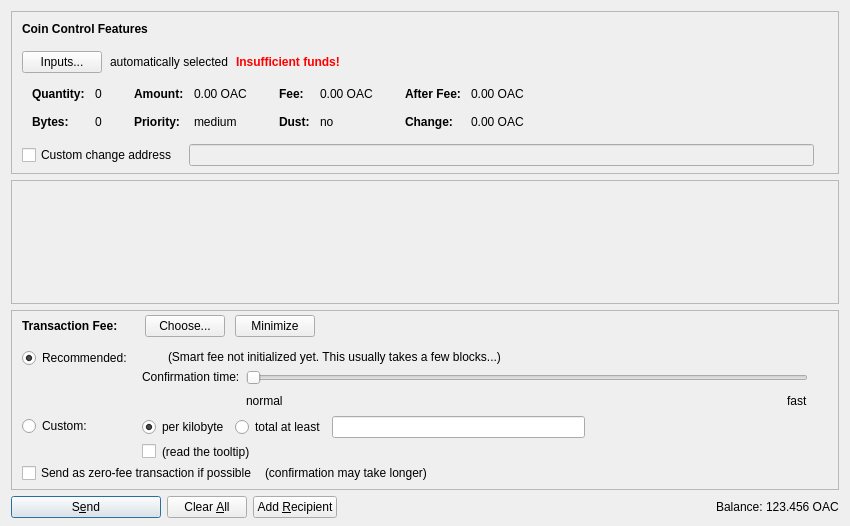
Qt form src/qt/forms/sendcoinsdialog.ui (outastracoin-project/outastracoin) before a commit.
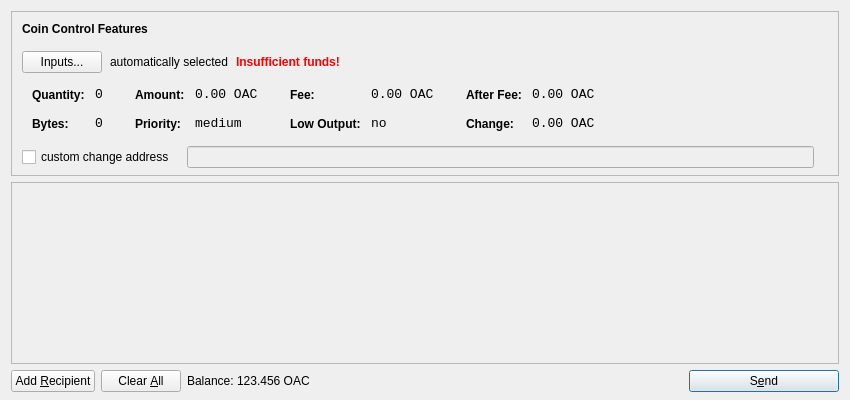
The same form after that commit. Icons and pictures are not drawn. Custom widgets are drawn as their Qt base class.

```diff
--- a/src/qt/forms/sendcoinsdialog.ui
+++ b/src/qt/forms/sendcoinsdialog.ui
@@ -7,13 +7,13 @@
     <x>0</x>
     <y>0</y>
     <width>850</width>
-    <height>526</height>
+    <height>400</height>
    </rect>
   </property>
   <property name="windowTitle">
    <string>Send Coins</string>
   </property>
-  <layout class="QVBoxLayout" name="verticalLayout" stretch="0,1,0,0">
+  <layout class="QVBoxLayout" name="verticalLayout" stretch="0,1,0">
    <property name="bottomMargin">
     <number>8</number>
    </property>
@@ -39,7 +39,7 @@
      </property>
      <layout class="QVBoxLayout" name="verticalLayoutCoinControl2">
       <property name="spacing">
-       <number>0</number>
+       <number>6</number>
       </property>
       <property name="leftMargin">
        <number>0</number>
@@ -109,9 +109,6 @@
             <property name="text">
              <string>Inputs...</string>
             </property>
-            <property name="autoDefault">
-             <bool>false</bool>
-            </property>
            </widget>
           </item>
           <item>
@@ -176,16 +173,7 @@
            <string notr="true"/>
           </property>
           <layout class="QHBoxLayout" name="horizontalLayoutCoinControl5">
-           <property name="leftMargin">
-            <number>0</number>
-           </property>
-           <property name="topMargin">
-            <number>0</number>
-           </property>
-           <property name="rightMargin">
-            <number>0</number>
-           </property>
-           <property name="bottomMargin">
+           <property name="margin">
             <number>0</number>
            </property>
            <item>
@@ -218,11 +206,8 @@
                </property>
                <item row="0" column="0">
                 <widget class="QLabel" name="labelCoinControlQuantityText">
-                 <property name="font">
-                  <font>
-                   <weight>75</weight>
-                   <bold>true</bold>
-                  </font>
+                 <property name="styleSheet">
+                  <string notr="true">font-weight:bold;</string>
                  </property>
                  <property name="text">
                   <string>Quantity:</string>
@@ -234,6 +219,12 @@
                </item>
                <item row="0" column="1">
                 <widget class="QLabel" name="labelCoinControlQuantity">
+                 <property name="font">
+                  <font>
+                   <family>Monospace</family>
+                   <pointsize>10</pointsize>
+                  </font>
+                 </property>
                  <property name="cursor">
                   <cursorShape>IBeamCursor</cursorShape>
                  </property>
@@ -253,11 +244,8 @@
                </item>
                <item row="1" column="0">
                 <widget class="QLabel" name="labelCoinControlBytesText">
-                 <property name="font">
-                  <font>
-                   <weight>75</weight>
-                   <bold>true</bold>
-                  </font>
+                 <property name="styleSheet">
+                  <string notr="true">font-weight:bold;</string>
                  </property>
                  <property name="text">
                   <string>Bytes:</string>
@@ -266,6 +254,12 @@
                </item>
                <item row="1" column="1">
                 <widget class="QLabel" name="labelCoinControlBytes">
+                 <property name="font">
+                  <font>
+                   <family>Monospace</family>
+                   <pointsize>10</pointsize>
+                  </font>
+                 </property>
                  <property name="cursor">
                   <cursorShape>IBeamCursor</cursorShape>
                  </property>
@@ -301,11 +295,8 @@
                </property>
                <item row="0" column="0">
                 <widget class="QLabel" name="labelCoinControlAmountText">
-                 <property name="font">
-                  <font>
-                   <weight>75</weight>
-                   <bold>true</bold>
-                  </font>
+                 <property name="styleSheet">
+                  <string notr="true">font-weight:bold;</string>
                  </property>
                  <property name="text">
                   <string>Amount:</string>
@@ -317,6 +308,12 @@
                </item>
                <item row="0" column="1">
                 <widget class="QLabel" name="labelCoinControlAmount">
+                 <property name="font">
+                  <font>
+                   <family>Monospace</family>
+                   <pointsize>10</pointsize>
+                  </font>
+                 </property>
                  <property name="cursor">
                   <cursorShape>IBeamCursor</cursorShape>
                  </property>
@@ -333,11 +330,8 @@
                </item>
                <item row="1" column="0">
                 <widget class="QLabel" name="labelCoinControlPriorityText">
-                 <property name="font">
-                  <font>
-                   <weight>75</weight>
-                   <bold>true</bold>
-                  </font>
+                 <property name="styleSheet">
+                  <string notr="true">font-weight:bold;</string>
                  </property>
                  <property name="text">
                   <string>Priority:</string>
@@ -346,6 +340,12 @@
                </item>
                <item row="1" column="1">
                 <widget class="QLabel" name="labelCoinControlPriority">
+                 <property name="font">
+                  <font>
+                   <family>Monospace</family>
+                   <pointsize>10</pointsize>
+                  </font>
+                 </property>
                  <property name="cursor">
                   <cursorShape>IBeamCursor</cursorShape>
                  </property>
@@ -353,7 +353,7 @@
                   <enum>Qt::ActionsContextMenu</enum>
                  </property>
                  <property name="text">
-                  <string notr="true">medium</string>
+                  <string>medium</string>
                  </property>
                  <property name="textInteractionFlags">
                   <set>Qt::LinksAccessibleByMouse|Qt::TextSelectableByKeyboard|Qt::TextSelectableByMouse</set>
@@ -381,11 +381,8 @@
                </property>
                <item row="0" column="0">
                 <widget class="QLabel" name="labelCoinControlFeeText">
-                 <property name="font">
-                  <font>
-                   <weight>75</weight>
-                   <bold>true</bold>
-                  </font>
+                 <property name="styleSheet">
+                  <string notr="true">font-weight:bold;</string>
                  </property>
                  <property name="text">
                   <string>Fee:</string>
@@ -397,6 +394,12 @@
                </item>
                <item row="0" column="1">
                 <widget class="QLabel" name="labelCoinControlFee">
+                 <property name="font">
+                  <font>
+                   <family>Monospace</family>
+                   <pointsize>10</pointsize>
+                  </font>
+                 </property>
                  <property name="cursor">
                   <cursorShape>IBeamCursor</cursorShape>
                  </property>
@@ -413,19 +416,22 @@
                </item>
                <item row="1" column="0">
                 <widget class="QLabel" name="labelCoinControlLowOutputText">
-                 <property name="font">
-                  <font>
-                   <weight>75</weight>
-                   <bold>true</bold>
-                  </font>
+                 <property name="styleSheet">
+                  <string notr="true">font-weight:bold;</string>
                  </property>
                  <property name="text">
-                  <string>Dust:</string>
+                  <string>Low Output:</string>
                  </property>
                 </widget>
                </item>
                <item row="1" column="1">
                 <widget class="QLabel" name="labelCoinControlLowOutput">
+                 <property name="font">
+                  <font>
+                   <family>Monospace</family>
+                   <pointsize>10</pointsize>
+                  </font>
+                 </property>
                  <property name="cursor">
                   <cursorShape>IBeamCursor</cursorShape>
                  </property>
@@ -433,7 +439,7 @@
                   <enum>Qt::ActionsContextMenu</enum>
                  </property>
                  <property name="text">
-                  <string notr="true">no</string>
+                  <string>no</string>
                  </property>
                  <property name="textInteractionFlags">
                   <set>Qt::LinksAccessibleByMouse|Qt::TextSelectableByKeyboard|Qt::TextSelectableByMouse</set>
@@ -461,11 +467,8 @@
                </property>
                <item row="0" column="0">
                 <widget class="QLabel" name="labelCoinControlAfterFeeText">
-                 <property name="font">
-                  <font>
-                   <weight>75</weight>
-                   <bold>true</bold>
-                  </font>
+                 <property name="styleSheet">
+                  <string notr="true">font-weight:bold;</string>
                  </property>
                  <property name="text">
                   <string>After Fee:</string>
@@ -477,6 +480,12 @@
                </item>
                <item row="0" column="1">
                 <widget class="QLabel" name="labelCoinControlAfterFee">
+                 <property name="font">
+                  <font>
+                   <family>Monospace</family>
+                   <pointsize>10</pointsize>
+                  </font>
+                 </property>
                  <property name="cursor">
                   <cursorShape>IBeamCursor</cursorShape>
                  </property>
@@ -493,11 +502,8 @@
                </item>
                <item row="1" column="0">
                 <widget class="QLabel" name="labelCoinControlChangeText">
-                 <property name="font">
-                  <font>
-                   <weight>75</weight>
-                   <bold>true</bold>
-                  </font>
+                 <property name="styleSheet">
+                  <string notr="true">font-weight:bold;</string>
                  </property>
                  <property name="text">
                   <string>Change:</string>
@@ -506,6 +512,12 @@
                </item>
                <item row="1" column="1">
                 <widget class="QLabel" name="labelCoinControlChange">
+                 <property name="font">
+                  <font>
+                   <family>Monospace</family>
+                   <pointsize>10</pointsize>
+                  </font>
+                 </property>
                  <property name="cursor">
                   <cursorShape>IBeamCursor</cursorShape>
                  </property>
@@ -543,16 +555,13 @@
           </property>
           <item>
            <widget class="QCheckBox" name="checkBoxCoinControlChange">
-            <property name="toolTip">
-             <string>If this is activated, but the change address is empty or invalid, change will be sent to a newly generated address.</string>
-            </property>
             <property name="text">
-             <string>Custom change address</string>
+             <string>custom change address</string>
             </property>
            </widget>
           </item>
           <item>
-           <widget class="QValidatedLineEdit" name="lineEditCoinControlChange">
+           <widget class="QLineEdit" name="lineEditCoinControlChange">
             <property name="enabled">
              <bool>false</bool>
             </property>
@@ -617,20 +626,11 @@
         <x>0</x>
         <y>0</y>
         <width>830</width>
-        <height>68</height>
+        <height>152</height>
        </rect>
       </property>
-      <layout class="QVBoxLayout" name="verticalLayout_2" stretch="0,1">
-       <property name="leftMargin">
-        <number>0</number>
-       </property>
-       <property name="topMargin">
-        <number>0</number>
-       </property>
-       <property name="rightMargin">
-        <number>0</number>
-       </property>
-       <property name="bottomMargin">
+      <layout class="QVBoxLayout" name="verticalLayout_2">
+       <property name="margin">
         <number>0</number>
        </property>
        <item>
@@ -657,616 +657,23 @@
      </widget>
     </widget>
    </item>
-   <item>
-    <widget class="QFrame" name="frameFee">
-     <property name="sizePolicy">
-      <sizepolicy hsizetype="Expanding" vsizetype="Expanding">
-       <horstretch>0</horstretch>
-       <verstretch>0</verstretch>
-      </sizepolicy>
-     </property>
-     <property name="maximumSize">
-      <size>
-       <width>16777215</width>
-       <height>16777215</height>
-      </size>
-     </property>
-     <property name="frameShape">
-      <enum>QFrame::StyledPanel</enum>
-     </property>
-     <property name="frameShadow">
-      <enum>QFrame::Sunken</enum>
-     </property>
-     <layout class="QVBoxLayout" name="verticalLayoutFee1">
-      <property name="spacing">
-       <number>0</number>
-      </property>
-      <property name="leftMargin">
-       <number>0</number>
-      </property>
-      <property name="topMargin">
-       <number>0</number>
-      </property>
-      <property name="rightMargin">
-       <number>0</number>
-      </property>
-      <property name="bottomMargin">
-       <number>0</number>
-      </property>
-      <item>
-       <layout class="QVBoxLayout" name="verticalLayoutFee2" stretch="0,0,0">
-        <property name="spacing">
-         <number>0</number>
-        </property>
-        <property name="leftMargin">
-         <number>10</number>
-        </property>
-        <property name="topMargin">
-         <number>0</number>
-        </property>
-        <item>
-         <layout class="QHBoxLayout" name="horizontalLayoutFee1">
-          <property name="bottomMargin">
-           <number>0</number>
-          </property>
-          <item>
-           <layout class="QVBoxLayout" name="verticalLayoutFee7">
-            <property name="spacing">
-             <number>0</number>
-            </property>
-            <item>
-             <spacer name="verticalSpacerSmartFee">
-              <property name="orientation">
-               <enum>Qt::Vertical</enum>
-              </property>
-              <property name="sizeType">
-               <enum>QSizePolicy::Fixed</enum>
-              </property>
-              <property name="sizeHint" stdset="0">
-               <size>
-                <width>1</width>
-                <height>4</height>
-               </size>
-              </property>
-             </spacer>
-            </item>
-            <item>
-             <layout class="QHBoxLayout" name="horizontalLayoutSmartFee">
-              <property name="spacing">
-               <number>10</number>
-              </property>
-              <item>
-               <widget class="QLabel" name="labelFeeHeadline">
-                <property name="sizePolicy">
-                 <sizepolicy hsizetype="Preferred" vsizetype="Maximum">
-                  <horstretch>0</horstretch>
-                  <verstretch>0</verstretch>
-                 </sizepolicy>
-                </property>
-                <property name="font">
-                 <font>
-                  <weight>75</weight>
-                  <bold>true</bold>
-                 </font>
-                </property>
-                <property name="styleSheet">
-                 <string notr="true">font-weight:bold;</string>
-                </property>
-                <property name="text">
-                 <string>Transaction Fee:</string>
-                </property>
-               </widget>
-              </item>
-              <item>
-               <widget class="QLabel" name="labelFeeMinimized">
-                <property name="text">
-                 <string/>
-                </property>
-               </widget>
-              </item>
-              <item>
-               <widget class="QPushButton" name="buttonChooseFee">
-                <property name="text">
-                 <string>Choose...</string>
-                </property>
-               </widget>
-              </item>
-              <item>
-               <widget class="QPushButton" name="buttonMinimizeFee">
-                <property name="toolTip">
-                 <string>collapse fee-settings</string>
-                </property>
-                <property name="text">
-                 <string>Minimize</string>
-                </property>
-               </widget>
-              </item>
-             </layout>
-            </item>
-            <item>
-             <spacer name="verticalSpacer_5">
-              <property name="orientation">
-               <enum>Qt::Vertical</enum>
-              </property>
-              <property name="sizeHint" stdset="0">
-               <size>
-                <width>1</width>
-                <height>1</height>
-               </size>
-              </property>
-             </spacer>
-            </item>
-           </layout>
-          </item>
-          <item>
-           <spacer name="horizontalSpacer_4">
-            <property name="orientation">
-             <enum>Qt::Horizontal</enum>
-            </property>
-            <property name="sizeHint" stdset="0">
-             <size>
-              <width>40</width>
-              <height>20</height>
-             </size>
-            </property>
-           </spacer>
-          </item>
-         </layout>
-        </item>
-        <item>
-         <widget class="QFrame" name="frameFeeSelection">
-          <layout class="QVBoxLayout" name="verticalLayoutFee12">
-           <property name="spacing">
-            <number>0</number>
-           </property>
-           <property name="leftMargin">
-            <number>0</number>
-           </property>
-           <property name="topMargin">
-            <number>0</number>
-           </property>
-           <property name="rightMargin">
-            <number>0</number>
-           </property>
-           <property name="bottomMargin">
-            <number>0</number>
-           </property>
-           <item>
-            <layout class="QGridLayout" name="gridLayoutFee">
-             <property name="topMargin">
-              <number>10</number>
-             </property>
-             <property name="bottomMargin">
-              <number>4</number>
-             </property>
-             <property name="horizontalSpacing">
-              <number>10</number>
-             </property>
-             <property name="verticalSpacing">
-              <number>4</number>
-             </property>
-             <item row="1" column="1">
-              <layout class="QVBoxLayout" name="verticalLayoutFee8">
-               <property name="spacing">
-                <number>6</number>
-               </property>
-               <item>
-                <layout class="QHBoxLayout" name="horizontalLayoutFee13">
-                 <item>
-                  <widget class="QRadioButton" name="radioCustomPerKilobyte">
-                   <property name="toolTip">
-                    <string>If the custom fee is set to 1000 satoshis and the transaction is only 250 bytes, then &quot;per kilobyte&quot; only pays 250 satoshis in fee, while &quot;at least&quot; pays 1000 satoshis. For transactions bigger than a kilobyte both pay by kilobyte.</string>
-                   </property>
-                   <property name="text">
-                    <string>per kilobyte</string>
-                   </property>
-                   <property name="checked">
-                    <bool>true</bool>
-                   </property>
-                   <attribute name="buttonGroup">
-                    <string notr="true">groupCustomFee</string>
-                   </attribute>
-                  </widget>
-                 </item>
-                 <item>
-                  <widget class="QRadioButton" name="radioCustomAtLeast">
-                   <property name="toolTip">
-                    <string>If the custom fee is set to 1000 satoshis and the transaction is only 250 bytes, then &quot;per kilobyte&quot; only pays 250 satoshis in fee, while &quot;total at least&quot; pays 1000 satoshis. For transactions bigger than a kilobyte both pay by kilobyte.</string>
-                   </property>
-                   <property name="text">
-                    <string>total at least</string>
-                   </property>
-                   <attribute name="buttonGroup">
-                    <string notr="true">groupCustomFee</string>
-                   </attribute>
-                  </widget>
-                 </item>
-                 <item>
-                  <widget class="BitcoinAmountField" name="customFee"/>
-                 </item>
-                 <item>
-                  <spacer name="horizontalSpacer_6">
-                   <property name="orientation">
-                    <enum>Qt::Horizontal</enum>
-                   </property>
-                   <property name="sizeHint" stdset="0">
-                    <size>
-                     <width>1</width>
-                     <height>1</height>
-                    </size>
-                   </property>
-                  </spacer>
-                 </item>
-                </layout>
-               </item>
-               <item>
-                <layout class="QHBoxLayout" name="horizontalLayoutFee8">
-                 <item>
-                  <widget class="QCheckBox" name="checkBoxMinimumFee">
-                   <property name="toolTip">
-                    <string>Paying only the minimum fee is just fine as long as there is less transaction volume than space in the blocks. But be aware that this can end up in a never confirming transaction once there is more demand for outastracoin transactions than the network can process.</string>
-                   </property>
-                   <property name="text">
-                    <string/>
-                   </property>
-                  </widget>
-                 </item>
-                 <item>
-                  <widget class="QLabel" name="labelMinFeeWarning">
-                   <property name="enabled">
-                    <bool>true</bool>
-                   </property>
-                   <property name="toolTip">
-                    <string>Paying only the minimum fee is just fine as long as there is less transaction volume than space in the blocks. But be aware that this can end up in a never confirming transaction once there is more demand for outastracoin transactions than the network can process.</string>
-                   </property>
-                   <property name="text">
-                    <string>(read the tooltip)</string>
-                   </property>
-                   <property name="margin">
-                    <number>5</number>
-                   </property>
-                  </widget>
-                 </item>
-                 <item>
-                  <spacer name="horizontalSpacer_2">
-                   <property name="orientation">
-                    <enum>Qt::Horizontal</enum>
-                   </property>
-                   <property name="sizeHint" stdset="0">
-                    <size>
-                     <width>1</width>
-                     <height>1</height>
-                    </size>
-                   </property>
-                  </spacer>
-                 </item>
-                </layout>
-               </item>
-              </layout>
-             </item>
-             <item row="0" column="0">
-              <layout class="QVBoxLayout" name="verticalLayoutFee4" stretch="0,1">
-               <item>
-                <widget class="QRadioButton" name="radioSmartFee">
-                 <property name="text">
-                  <string>Recommended:</string>
-                 </property>
-                 <property name="checked">
-                  <bool>true</bool>
-                 </property>
-                 <attribute name="buttonGroup">
-                  <string notr="true">groupFee</string>
-                 </attribute>
-                </widget>
-               </item>
-               <item>
-                <spacer name="verticalSpacer_2">
-                 <property name="orientation">
-                  <enum>Qt::Vertical</enum>
-                 </property>
-                 <property name="sizeHint" stdset="0">
-                  <size>
-                   <width>1</width>
-                   <height>1</height>
-                  </size>
-                 </property>
-                </spacer>
-               </item>
-              </layout>
-             </item>
-             <item row="1" column="0">
-              <layout class="QVBoxLayout" name="verticalLayoutFee9" stretch="0,1">
-               <item>
-                <widget class="QRadioButton" name="radioCustomFee">
-                 <property name="text">
-                  <string>Custom:</string>
-                 </property>
-                 <attribute name="buttonGroup">
-                  <string notr="true">groupFee</string>
-                 </attribute>
-                </widget>
-               </item>
-               <item>
-                <spacer name="verticalSpacer_6">
-                 <property name="orientation">
-                  <enum>Qt::Vertical</enum>
-                 </property>
-                 <property name="sizeHint" stdset="0">
-                  <size>
-                   <width>1</width>
-                   <height>1</height>
-                  </size>
-                 </property>
-                </spacer>
-               </item>
-              </layout>
-             </item>
-             <item row="0" column="1">
-              <layout class="QVBoxLayout" name="verticalLayoutFee3" stretch="0,0,1">
-               <property name="spacing">
-                <number>6</number>
-               </property>
-               <property name="topMargin">
-                <number>2</number>
-               </property>
-               <item>
-                <layout class="QHBoxLayout" name="horizontalLayoutFee12">
-                 <item>
-                  <widget class="QLabel" name="labelSmartFee">
-                   <property name="text">
-                    <string/>
-                   </property>
-                   <property name="margin">
-                    <number>2</number>
-                   </property>
-                  </widget>
-                 </item>
-                 <item>
-                  <widget class="QLabel" name="labelFeeEstimation">
-                   <property name="text">
-                    <string/>
-                   </property>
-                  </widget>
-                 </item>
-                 <item>
-                  <widget class="QLabel" name="labelSmartFee2">
-                   <property name="text">
-                    <string>(Smart fee not initialized yet. This usually takes a few blocks...)</string>
-                   </property>
-                   <property name="margin">
-                    <number>2</number>
-                   </property>
-                  </widget>
-                 </item>
-                 <item>
-                  <spacer name="horizontalSpacer_5">
-                   <property name="orientation">
-                    <enum>Qt::Horizontal</enum>
-                   </property>
-                   <property name="sizeHint" stdset="0">
-                    <size>
-                     <width>1</width>
-                     <height>1</height>
-                    </size>
-                   </property>
-                  </spacer>
-                 </item>
-                </layout>
-               </item>
-               <item>
-                <layout class="QHBoxLayout" name="horizontalLayoutFee9">
-                 <item>
-                  <layout class="QVBoxLayout" name="verticalLayoutFee6">
-                   <item>
-                    <widget class="QLabel" name="labelSmartFee3">
-                     <property name="text">
-                      <string>Confirmation time:</string>
-                     </property>
-                     <property name="margin">
-                      <number>2</number>
-                     </property>
-                    </widget>
-                   </item>
-                   <item>
-                    <spacer name="verticalSpacer_3">
-                     <property name="orientation">
-                      <enum>Qt::Vertical</enum>
-                     </property>
-                     <property name="sizeHint" stdset="0">
-                      <size>
-                       <width>1</width>
-                       <height>1</height>
-                      </size>
-                     </property>
-                    </spacer>
-                   </item>
-                  </layout>
-                 </item>
-                 <item>
-                  <layout class="QVBoxLayout" name="verticalLayoutFee5">
-                   <property name="rightMargin">
-                    <number>30</number>
-                   </property>
-                   <item>
-                    <widget class="QSlider" name="sliderSmartFee">
-                     <property name="minimum">
-                      <number>0</number>
-                     </property>
-                     <property name="maximum">
-                      <number>24</number>
-                     </property>
-                     <property name="pageStep">
-                      <number>1</number>
-                     </property>
-                     <property name="value">
-                      <number>0</number>
-                     </property>
-                     <property name="orientation">
-                      <enum>Qt::Horizontal</enum>
-                     </property>
-                     <property name="invertedAppearance">
-                      <bool>false</bool>
-                     </property>
-                     <property name="invertedControls">
-                      <bool>false</bool>
-                     </property>
-                     <property name="tickPosition">
-                      <enum>QSlider::NoTicks</enum>
-                     </property>
-                    </widget>
-                   </item>
-                   <item>
-                    <layout class="QHBoxLayout" name="horizontalLayoutFee10">
-                     <item>
-                      <widget class="QLabel" name="labelSmartFeeNormal">
-                       <property name="text">
-                        <string>normal</string>
-                       </property>
-                      </widget>
-                     </item>
-                     <item>
-                      <spacer name="horizontalSpacer_3">
-                       <property name="orientation">
-                        <enum>Qt::Horizontal</enum>
-                       </property>
-                       <property name="sizeHint" stdset="0">
-                        <size>
-                         <width>40</width>
-                         <height>20</height>
-                        </size>
-                       </property>
-                      </spacer>
-                     </item>
-                     <item>
-                      <widget class="QLabel" name="labelSmartFeeFast">
-                       <property name="text">
-                        <string>fast</string>
-                       </property>
-                      </widget>
-                     </item>
-                    </layout>
-                   </item>
-                  </layout>
-                 </item>
-                </layout>
-               </item>
-               <item>
-                <spacer name="verticalSpacer_4">
-                 <property name="orientation">
-                  <enum>Qt::Vertical</enum>
-                 </property>
-                 <property name="sizeHint" stdset="0">
-                  <size>
-                   <width>1</width>
-                   <height>1</height>
-                  </size>
-                 </property>
-                </spacer>
-               </item>
-              </layout>
-             </item>
-            </layout>
-           </item>
-           <item>
-            <layout class="QHBoxLayout" name="horizontalLayoutFee5" stretch="0,0,0">
-             <property name="spacing">
-              <number>8</number>
-             </property>
-             <property name="bottomMargin">
-              <number>4</number>
-             </property>
-             <item>
-              <widget class="QCheckBox" name="checkBoxFreeTx">
-               <property name="text">
-                <string>Send as zero-fee transaction if possible</string>
-               </property>
-              </widget>
-             </item>
-             <item>
-              <widget class="QLabel" name="labelFreeTx">
-               <property name="text">
-                <string>(confirmation may take longer)</string>
-               </property>
-               <property name="margin">
-                <number>5</number>
-               </property>
-              </widget>
-             </item>
-             <item>
-              <spacer name="horizontalSpacerFee5">
-               <property name="orientation">
-                <enum>Qt::Horizontal</enum>
-               </property>
-               <property name="sizeHint" stdset="0">
-                <size>
-                 <width>1</width>
-                 <height>1</height>
-                </size>
-               </property>
-              </spacer>
-             </item>
-            </layout>
-           </item>
-           <item>
-            <spacer name="verticalSpacerFee2">
-             <property name="orientation">
-              <enum>Qt::Vertical</enum>
-             </property>
-             <property name="sizeHint" stdset="0">
-              <size>
-               <width>1</width>
-               <height>1</height>
-              </size>
-             </property>
-            </spacer>
-           </item>
-          </layout>
-         </widget>
-        </item>
-        <item>
-         <spacer name="verticalSpacerFee">
-          <property name="orientation">
-           <enum>Qt::Vertical</enum>
-          </property>
-          <property name="sizeHint" stdset="0">
-           <size>
-            <width>800</width>
-            <height>1</height>
-           </size>
-          </property>
-         </spacer>
-        </item>
-       </layout>
-      </item>
-     </layout>
-    </widget>
-   </item>
    <item>
     <layout class="QHBoxLayout" name="horizontalLayout">
      <item>
-      <widget class="QPushButton" name="sendButton">
-       <property name="minimumSize">
-        <size>
-         <width>150</width>
-         <height>0</height>
-        </size>
-       </property>
+      <widget class="QPushButton" name="addButton">
        <property name="toolTip">
-        <string>Confirm the send action</string>
+        <string>Send to multiple recipients at once</string>
        </property>
        <property name="text">
-        <string>S&amp;end</string>
+        <string>Add &amp;Recipient</string>
        </property>
        <property name="icon">
         <iconset resource="../bitcoin.qrc">
-         <normaloff>:/icons/send</normaloff>:/icons/send</iconset>
+         <normaloff>:/icons/add</normaloff>:/icons/add</iconset>
        </property>
        <property name="autoDefault">
         <bool>false</bool>
        </property>
-       <property name="default">
-        <bool>true</bool>
-       </property>
       </widget>
      </item>
      <item>
@@ -1278,7 +685,7 @@
         </sizepolicy>
        </property>
        <property name="toolTip">
-        <string>Clear all fields of the form.</string>
+        <string>Remove all transaction fields</string>
        </property>
        <property name="text">
         <string>Clear &amp;All</string>
@@ -1287,41 +694,14 @@
         <iconset resource="../bitcoin.qrc">
          <normaloff>:/icons/remove</normaloff>:/icons/remove</iconset>
        </property>
-       <property name="autoDefault">
-        <bool>false</bool>
+       <property name="autoRepeatDelay">
+        <number>300</number>
        </property>
-      </widget>
-     </item>
-     <item>
-      <widget class="QPushButton" name="addButton">
-       <property name="toolTip">
-        <string>Send to multiple recipients at once</string>
-       </property>
-       <property name="text">
-        <string>Add &amp;Recipient</string>
-       </property>
-       <property name="icon">
-        <iconset resource="../bitcoin.qrc">
-         <normaloff>:/icons/add</normaloff>:/icons/add</iconset>
-       </property>
        <property name="autoDefault">
         <bool>false</bool>
        </property>
       </widget>
      </item>
-     <item>
-      <spacer name="horizontalSpacer">
-       <property name="orientation">
-        <enum>Qt::Horizontal</enum>
-       </property>
-       <property name="sizeHint" stdset="0">
-        <size>
-         <width>40</width>
-         <height>20</height>
-        </size>
-       </property>
-      </spacer>
-     </item>
      <item>
       <layout class="QHBoxLayout" name="horizontalLayout_2">
        <property name="spacing">
@@ -1329,12 +709,6 @@
        </property>
        <item>
         <widget class="QLabel" name="label">
-         <property name="sizePolicy">
-          <sizepolicy hsizetype="Preferred" vsizetype="Fixed">
-           <horstretch>0</horstretch>
-           <verstretch>0</verstretch>
-          </sizepolicy>
-         </property>
          <property name="text">
           <string>Balance:</string>
          </property>
@@ -1342,17 +716,11 @@
        </item>
        <item>
         <widget class="QLabel" name="labelBalance">
-         <property name="sizePolicy">
-          <sizepolicy hsizetype="Preferred" vsizetype="Fixed">
-           <horstretch>0</horstretch>
-           <verstretch>0</verstretch>
-          </sizepolicy>
-         </property>
          <property name="cursor">
           <cursorShape>IBeamCursor</cursorShape>
          </property>
          <property name="text">
-          <string notr="true">123.456 OAC</string>
+          <string>123.456 OAC</string>
          </property>
          <property name="textInteractionFlags">
           <set>Qt::LinksAccessibleByMouse|Qt::TextSelectableByKeyboard|Qt::TextSelectableByMouse</set>
@@ -1361,23 +729,46 @@
        </item>
       </layout>
      </item>
+     <item>
+      <spacer name="horizontalSpacer">
+       <property name="orientation">
+        <enum>Qt::Horizontal</enum>
+       </property>
+       <property name="sizeHint" stdset="0">
+        <size>
+         <width>40</width>
+         <height>20</height>
+        </size>
+       </property>
+      </spacer>
+     </item>
+     <item>
+      <widget class="QPushButton" name="sendButton">
+       <property name="minimumSize">
+        <size>
+         <width>150</width>
+         <height>0</height>
+        </size>
+       </property>
+       <property name="toolTip">
+        <string>Confirm the send action</string>
+       </property>
+       <property name="text">
+        <string>S&amp;end</string>
+       </property>
+       <property name="icon">
+        <iconset resource="../bitcoin.qrc">
+         <normaloff>:/icons/send</normaloff>:/icons/send</iconset>
+       </property>
+       <property name="default">
+        <bool>true</bool>
+       </property>
+      </widget>
+     </item>
     </layout>
    </item>
   </layout>
  </widget>
- <customwidgets>
-  <customwidget>
-   <class>QValidatedLineEdit</class>
-   <extends>QLineEdit</extends>
-   <header>qvalidatedlineedit.h</header>
-  </customwidget>
-  <customwidget>
-   <class>BitcoinAmountField</class>
-   <extends>QLineEdit</extends>
-   <header>bitcoinamountfield.h</header>
-   <container>1</container>
-  </customwidget>
- </customwidgets>
  <resources>
   <include location="../bitcoin.qrc"/>
  </resources>
```
Left out of the diff: 4 changed lines with no effect on the pictures.
